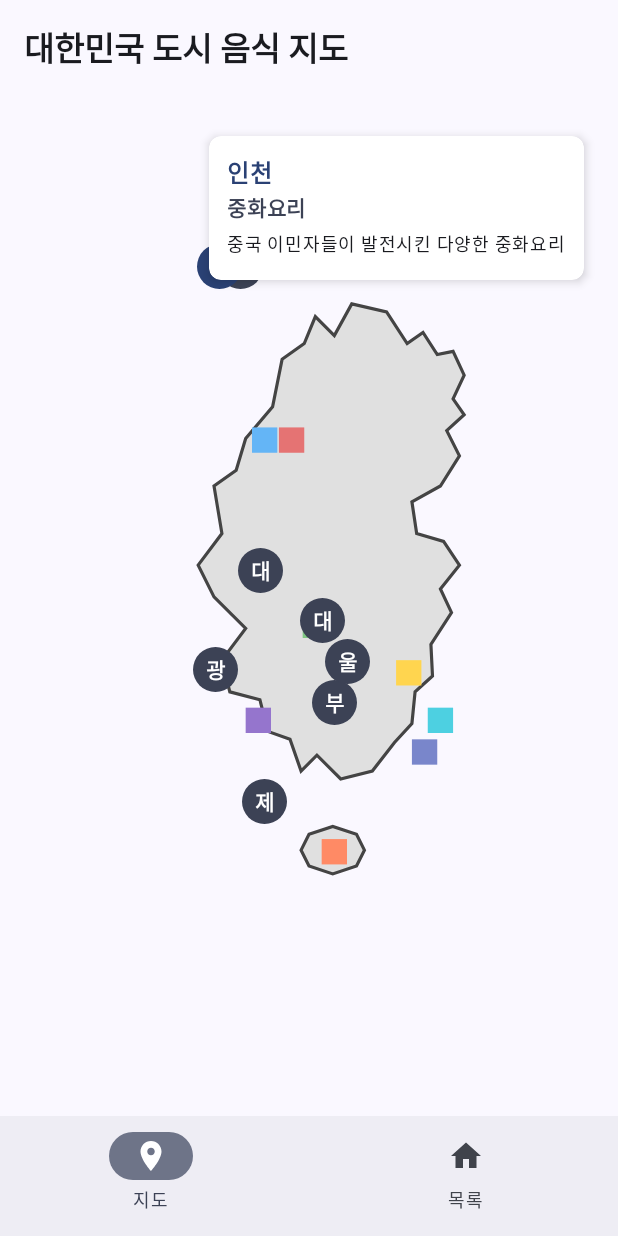
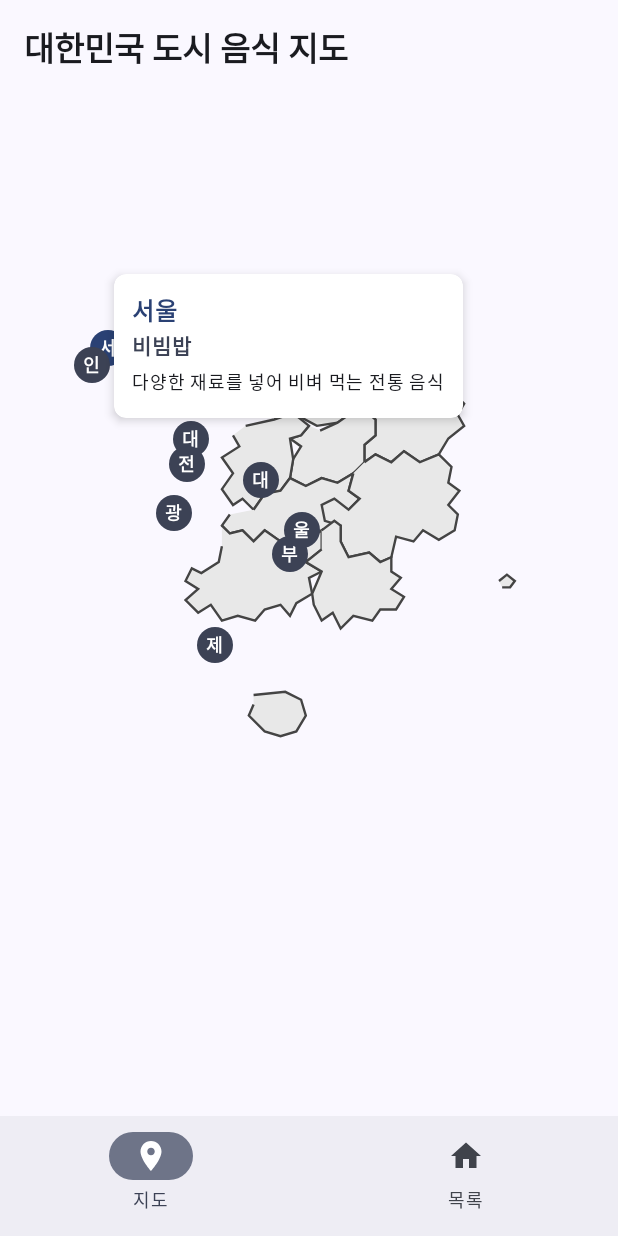
Before and after one commit to haeseoky/ocean-android, an Android app built with Jetpack Compose: the screen it shows after launch (MainActivity), after a tap on an icon or button, on a phone screen of 412 x 824 dp. Run offline under Robolectric (Android 15) with nearby library versions, the phone set to English and light mode, and no system bars.

Commit message:
더 실물에 가까운 대한민국 지도로 업데이트 및 도시 위치 조정

```diff
--- a/app/src/main/java/com/example/ocean/data/repository/CityRepository.kt
+++ b/app/src/main/java/com/example/ocean/data/repository/CityRepository.kt
@@ -17,66 +17,82 @@ class CityRepository {
             CityInfo(
                 id = "seoul",
                 name = "서울",
-                xCoordinate = 0.47f,
-                yCoordinate = 0.15f,
+                xCoordinate = 0.19f,
+                yCoordinate = 0.27f,
                 famousFood = "비빔밥",
                 description = "다양한 재료를 넣어 비벼 먹는 전통 음식"
             ),
             CityInfo(
                 id = "busan",
                 name = "부산",
-                xCoordinate = 0.7f,
-                yCoordinate = 0.68f,
+                xCoordinate = 0.63f,
+                yCoordinate = 0.52f,
                 famousFood = "돼지국밥",
                 description = "뼈 육수에 돼지고기를 넣은 국밥"
             ),
             CityInfo(
                 id = "incheon",
                 name = "인천",
-                xCoordinate = 0.42f,
-                yCoordinate = 0.15f,
+                xCoordinate = 0.15f,
+                yCoordinate = 0.29f,
                 famousFood = "중화요리",
                 description = "중국 이민자들이 발전시킨 다양한 중화요리"
             ),
             CityInfo(
                 id = "daegu",
                 name = "대구",
-                xCoordinate = 0.67f,
-                yCoordinate = 0.58f,
+                xCoordinate = 0.56f,
+                yCoordinate = 0.43f,
                 famousFood = "납작만두",
                 description = "얇은 피에 속을 넣어 빚은 대구식 만두"
             ),
             CityInfo(
                 id = "gwangju",
                 name = "광주",
-                xCoordinate = 0.41f,
-                yCoordinate = 0.64f,
+                xCoordinate = 0.35f,
+                yCoordinate = 0.47f,
                 famousFood = "송정떡갈비",
                 description = "소갈비살을 다져 양념한 후 구운 음식"
             ),
             CityInfo(
                 id = "daejeon",
                 name = "대전",
-                xCoordinate = 0.52f,
-                yCoordinate = 0.52f,
+                xCoordinate = 0.39f,
+                yCoordinate = 0.38f,
                 famousFood = "성심당 빵",
                 description = "유명 베이커리의 대표 튀김소보로와 다양한 빵"
             ),
             CityInfo(
                 id = "ulsan",
                 name = "울산",
-                xCoordinate = 0.73f,
-                yCoordinate = 0.63f,
+                xCoordinate = 0.66f,
+                yCoordinate = 0.49f,
                 famousFood = "언양불고기",
                 description = "얇게 썬 소고기를 양념해 숯불에 구운 음식"
             ),
             CityInfo(
                 id = "jeju",
                 name = "제주",
-                xCoordinate = 0.53f,
-                yCoordinate = 0.8f,
+                xCoordinate = 0.45f,
+                yCoordinate = 0.63f,
                 famousFood = "흑돼지구이",
                 description = "제주 특산물인 흑돼지를 구운 음식"
+            ),
+            CityInfo(
+                id = "gangneung",
+                name = "강릉",
+                xCoordinate = 0.67f,
+                yCoordinate = 0.27f,
+                famousFood = "초당두부",
+                description = "바닷물로 만들어 고소한 맛이 일품인 강릉 특산 두부요리"
+            ),
+            CityInfo(
+                id = "jeonju",
+                name = "전주",
+                xCoordinate = 0.38f,
+                yCoordinate = 0.41f,
+                famousFood = "전주비빔밥",
+                description = "전통방식으로 만든 육회와 신선한 나물이 들어간 정통 비빔밥"
             )
         )
 
--- a/app/src/main/java/com/example/ocean/ui/map/MapScreen.kt
+++ b/app/src/main/java/com/example/ocean/ui/map/MapScreen.kt
@@ -65,7 +65,7 @@ fun MapScreen(
     ) {
         // 한국 지도 이미지
         Image(
-            painter = painterResource(id = R.drawable.korea_map_detailed),
+            painter = painterResource(id = R.drawable.korea_map_realistic),
             contentDescription = "대한민국 지도",
             modifier = Modifier.fillMaxSize(),
             contentScale = ContentScale.Fit
@@ -106,7 +106,7 @@ private fun CityMarker(
     onClick: () -> Unit,
     isSelected: Boolean
 ) {
-    val markerSize = 30.dp
+    val markerSize = 24.dp
     val density = LocalDensity.current
 
     val xPos = (screenWidth.value * city.xCoordinate).roundToInt()
@@ -114,7 +114,7 @@ private fun CityMarker(
 
     Box(
         modifier = Modifier
-            .offset { IntOffset(xPos, yPos) }
+            .offset { IntOffset(xPos - (markerSize.value / 2).roundToInt(), yPos - (markerSize.value / 2).roundToInt()) }
             .size(markerSize)
             .clip(CircleShape)
             .background(if (isSelected) MaterialTheme.colorScheme.primary else MaterialTheme.colorScheme.secondary)
@@ -125,7 +125,7 @@ private fun CityMarker(
             text = city.name.take(1),
             color = Color.White,
             fontWeight = FontWeight.Bold,
-            fontSize = 14.sp
+            fontSize = 12.sp
         )
     }
 }
@@ -140,11 +140,11 @@ private fun SpeechBubble(
     screenHeight: androidx.compose.ui.unit.Dp
 ) {
     val xPos = (screenWidth.value * city.xCoordinate).roundToInt()
-    val yPos = (screenHeight.value * city.yCoordinate).roundToInt() - 120
+    val yPos = (screenHeight.value * city.yCoordinate).roundToInt() - 80
 
     // 화면 경계를 벗어나지 않도록 조정
-    val adjustedX = xPos.coerceIn(0, screenWidth.value.toInt() - 200)
-    val adjustedY = yPos.coerceIn(0, screenHeight.value.toInt() - 150)
+    val adjustedX = xPos.coerceIn(20, screenWidth.value.toInt() - 220)
+    val adjustedY = yPos.coerceIn(20, screenHeight.value.toInt() - 150)
 
     Box(
         modifier = Modifier
--- /dev/null
+++ b/app/src/main/res/drawable/korea_map_realistic.xml
@@ -0,0 +1,96 @@
+<?xml version="1.0" encoding="utf-8"?>
+<vector xmlns:android="http://schemas.android.com/apk/res/android"
+    android:width="360dp"
+    android:height="512dp"
+    android:viewportWidth="360"
+    android:viewportHeight="512">
+
+    <!-- 경기도 및 서울 -->
+    <path
+        android:fillColor="#E8E8E8"
+        android:strokeWidth="1.5"
+        android:strokeColor="#444444"
+        android:pathData="M157,80 L175,90 L187,85 L193,94 L200,88 L205,98 L212,92 L218,96 L227,90
+                         L227,100 L235,108 L228,118 L222,122 L215,132 L208,133 L198,140 L185,142
+                         L170,134 L168,120 L158,116 L153,105 L157,95 L147,90 L153,83 Z" />
+
+    <!-- 강원도 -->
+    <path
+        android:fillColor="#E8E8E8"
+        android:strokeWidth="1.5"
+        android:strokeColor="#444444"
+        android:pathData="M228,118 L235,108 L242,112 L248,106 L260,112 L267,105 L275,112 L272,122
+                         L278,128 L274,135 L278,142 L268,150 L262,160 L250,165 L240,158 L232,165
+                         L222,160 L215,165 L215,154 L222,148 L222,138 L215,132 L222,122" />
+
+    <!-- 충청북도 -->
+    <path
+        android:fillColor="#E8E8E8"
+        android:strokeWidth="1.5"
+        android:strokeColor="#444444"
+        android:pathData="M187,145 L198,140 L208,133 L215,132 L222,138 L222,148 L215,154 L215,165
+                         L208,172 L198,178 L188,175 L178,180 L168,175 L170,163 L175,155 L168,150
+                         L175,148 L180,142" />
+
+    <!-- 충청남도 -->
+    <path
+        android:fillColor="#E8E8E8"
+        android:strokeWidth="1.5"
+        android:strokeColor="#444444"
+        android:pathData="M140,142 L158,138 L170,134 L180,142 L175,148 L168,150 L170,163 L168,175
+                         L162,183 L152,185 L145,195 L138,188 L132,192 L125,182 L132,172 L125,162
+                         L136,155 L132,148" />
+
+    <!-- 전라북도 -->
+    <path
+        android:fillColor="#E8E8E8"
+        android:strokeWidth="1.5"
+        android:strokeColor="#444444"
+        android:pathData="M145,195 L152,185 L162,183 L168,175 L178,180 L188,175 L198,178 L208,172
+                         L205,183 L212,188 L205,195 L198,205 L188,208 L178,215 L168,212 L162,215
+                         L152,208 L145,215 L138,208 L130,210 L125,205 L130,198" />
+
+    <!-- 전라남도 -->
+    <path
+        android:fillColor="#E8E8E8"
+        android:strokeWidth="1.5"
+        android:strokeColor="#444444"
+        android:pathData="M125,205 L130,210 L138,208 L145,215 L152,208 L162,215 L168,212 L178,215
+                         L188,208 L188,220 L178,228 L188,234 L180,238 L182,248 L172,254 L168,262
+                         L162,255 L152,258 L146,265 L135,262 L125,265 L118,255 L110,260 L102,252
+                         L110,245 L102,240 L106,232 L112,235 L123,228 L125,218" />
+
+    <!-- 경상북도 -->
+    <path
+        android:fillColor="#E8E8E8"
+        android:strokeWidth="1.5"
+        android:strokeColor="#444444"
+        android:pathData="M215,165 L222,160 L232,165 L240,158 L250,165 L262,160 L270,168 L268,178
+                         L275,183 L268,192 L274,198 L272,208 L262,214 L252,208 L246,215 L235,212
+                         L232,225 L225,228 L218,222 L205,225 L200,215 L200,205 L190,202 L188,192
+                         L196,188 L205,195 L212,188 L205,183 L208,172" />
+
+    <!-- 경상남도 -->
+    <path
+        android:fillColor="#E8E8E8"
+        android:strokeWidth="1.5"
+        android:strokeColor="#444444"
+        android:pathData="M188,208 L196,202 L200,205 L200,215 L205,225 L218,222 L225,228 L232,225
+                         L232,234 L238,238 L232,245 L240,250 L235,258 L225,258 L220,265 L208,262
+                         L200,270 L195,260 L188,265 L183,255 L182,248 L188,234 L178,228 L188,220" />
+
+    <!-- 제주도 -->
+    <path
+        android:fillColor="#E8E8E8"
+        android:strokeWidth="1.5"
+        android:strokeColor="#444444"
+        android:pathData="M145,312 L165,310 L175,315 L178,325 L172,335 L162,338 L152,335 L142,325
+                         L145,318" />
+
+    <!-- 독도 -->
+    <path
+        android:fillColor="#E8E8E8"
+        android:strokeWidth="1.5"
+        android:strokeColor="#444444"
+        android:pathData="M300,240 L305,236 L310,240 L307,244 L302,244" />
+</vector>
```
